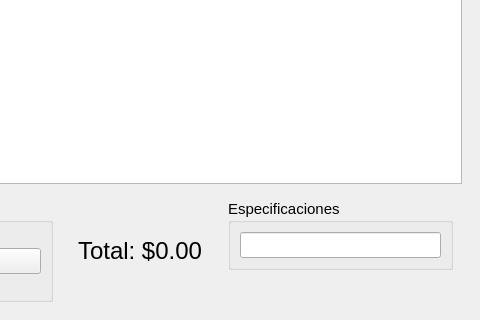
Qt form designer/Ui_VisualizadorProductos.ui (ivanperez-7/printpos) before a commit; both pictures show x 591 to 1071 and y 305 to 625 of the 1071 by 625 pixel window.
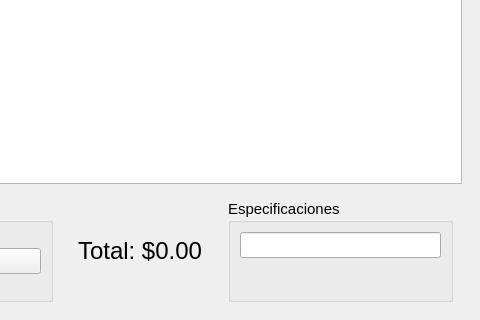
The same form after that commit. The open tabs and pages were chosen to show the change. Icons and pictures are not drawn. Custom widgets are drawn as their Qt base class.

```diff
--- a/designer/Ui_VisualizadorProductos.ui
+++ b/designer/Ui_VisualizadorProductos.ui
@@ -604,11 +604,11 @@
             <property name="frameShadow">
              <enum>QFrame::Raised</enum>
             </property>
-            <layout class="QHBoxLayout" name="horizontalLayout_5">
-             <property name="spacing">
+            <layout class="QGridLayout" name="gridLayout_2">
+             <property name="horizontalSpacing">
               <number>25</number>
              </property>
-             <item>
+             <item row="0" column="0">
               <widget class="QGroupBox" name="groupBox_4">
                <property name="sizePolicy">
                 <sizepolicy hsizetype="Fixed" vsizetype="Fixed">
@@ -780,7 +780,7 @@
                </layout>
               </widget>
              </item>
-             <item>
+             <item row="0" column="1">
               <widget class="QGroupBox" name="groupBox_5">
                <property name="sizePolicy">
                 <sizepolicy hsizetype="Fixed" vsizetype="Fixed">
@@ -955,7 +955,7 @@
                </layout>
               </widget>
              </item>
-             <item alignment="Qt::AlignHCenter">
+             <item row="0" column="2">
               <widget class="QLabel" name="lbTotalGran">
                <property name="font">
                 <font>
@@ -967,7 +967,7 @@
                </property>
               </widget>
              </item>
-             <item alignment="Qt::AlignTop">
+             <item row="0" column="3">
               <widget class="QGroupBox" name="groupBoxEspecGran">
                <property name="sizePolicy">
                 <sizepolicy hsizetype="Expanding" vsizetype="Expanding">
```
Left out of the diff: 6 changed lines with no effect on the pictures.
